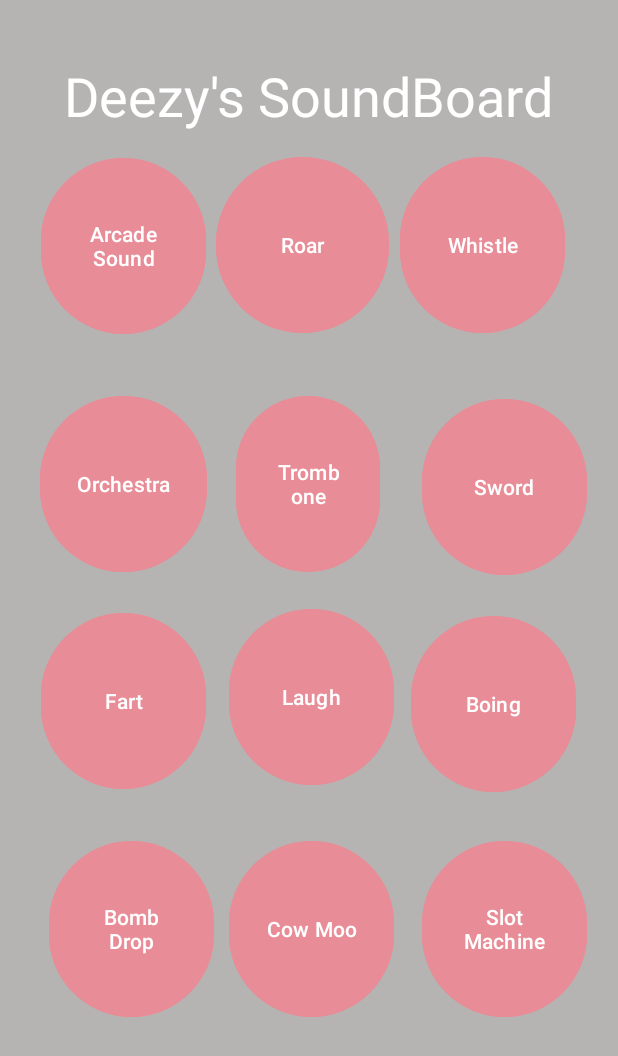
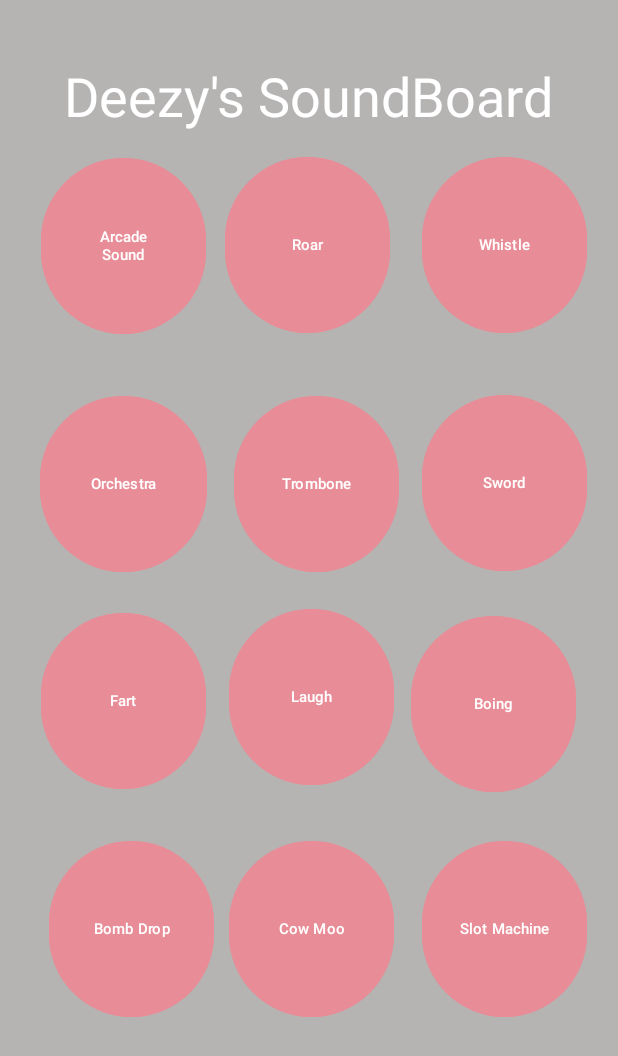
Before and after one commit to ryantburke/PolytechnicSoundboard, an Android app: the SoundboardDeezy screen opened directly, with no data from a screen before it, on a phone screen of 412 x 824 dp. Shown: the top 1056 px of the screen. Run offline under Robolectric (Android 15) with nearby library versions, the phone set to English and light mode, and no system bars.

Commit message:
Fixed the buttons

```diff
--- a/app/src/main/res/layout/soundboard_deezy.xml
+++ b/app/src/main/res/layout/soundboard_deezy.xml
@@ -20,29 +20,31 @@
 
     <Button
         android:id="@+id/btn_roar"
-        android:layout_width="115dp"
+        android:layout_width="110dp"
         android:layout_height="125dp"
         android:backgroundTint="@color/deezy_bg_btns"
         android:text="Roar"
         android:textColor="@color/deezy_txt_btns"
+        android:textSize="10sp"
         app:layout_constraintBottom_toTopOf="@+id/guideline2"
         app:layout_constraintEnd_toStartOf="@+id/guideline8"
-        app:layout_constraintHorizontal_bias="0.0"
+        app:layout_constraintHorizontal_bias="0.461"
         app:layout_constraintStart_toStartOf="@+id/guideline7"
         app:layout_constraintTop_toTopOf="@+id/guideline3"
         app:layout_constraintVertical_bias="0.484" />
 
     <Button
         android:id="@+id/btn_trombone"
-        android:layout_width="96dp"
+        android:layout_width="110dp"
         android:layout_height="125dp"
         android:layout_marginStart="12dp"
         android:backgroundTint="@color/deezy_bg_btns"
         android:text="Trombone"
         android:textColor="@color/deezy_txt_btns"
+        android:textSize="10sp"
         app:layout_constraintBottom_toTopOf="@+id/guideline4"
         app:layout_constraintEnd_toStartOf="@+id/guideline8"
-        app:layout_constraintHorizontal_bias="0.071"
+        app:layout_constraintHorizontal_bias="0.0"
         app:layout_constraintStart_toStartOf="@+id/guideline7"
         app:layout_constraintTop_toTopOf="@+id/guideline2" />
 
@@ -52,6 +54,7 @@
         android:layout_height="125dp"
         android:backgroundTint="@color/deezy_bg_btns"
         android:text="Laugh"
+        android:textSize="10sp"
         android:textColor="@color/deezy_txt_btns"
         app:layout_constraintBottom_toTopOf="@+id/guideline5"
         app:layout_constraintEnd_toStartOf="@+id/guideline8"
@@ -68,12 +71,13 @@
         android:backgroundTint="@color/deezy_bg_btns"
         android:text="Sword"
         android:textColor="@color/deezy_txt_btns"
+        android:textSize="10sp"
         app:layout_constraintBottom_toTopOf="@+id/guideline4"
         app:layout_constraintEnd_toStartOf="@+id/guideline9"
         app:layout_constraintHorizontal_bias="1.0"
         app:layout_constraintStart_toStartOf="@+id/guideline8"
         app:layout_constraintTop_toTopOf="@+id/guideline2"
-         />
+        app:layout_constraintVertical_bias="0.433" />
 
     <Button
         android:id="@+id/btn_boing"
@@ -82,6 +86,7 @@
         android:layout_marginTop="4dp"
         android:backgroundTint="@color/deezy_bg_btns"
         android:text="Boing"
+        android:textSize="10sp"
         android:textColor="@color/deezy_txt_btns"
         app:layout_constraintBottom_toTopOf="@+id/guideline5"
         app:layout_constraintEnd_toStartOf="@+id/guideline9"
@@ -94,6 +99,7 @@
         android:layout_height="125dp"
         android:backgroundTint="@color/deezy_bg_btns"
         android:text="Arcade Sound"
+        android:textSize="10sp"
         android:textColor="@color/deezy_txt_btns"
         app:layout_constraintBottom_toTopOf="@+id/guideline2"
         app:layout_constraintEnd_toStartOf="@+id/guideline7"
@@ -107,6 +113,7 @@
         android:layout_marginStart="12dp"
         android:backgroundTint="@color/deezy_bg_btns"
         android:text="Bomb Drop"
+        android:textSize="10sp"
         android:textColor="@color/deezy_txt_btns"
         app:layout_constraintBottom_toTopOf="@+id/guideline10"
         app:layout_constraintEnd_toStartOf="@+id/guideline7"
@@ -121,6 +128,7 @@
         android:layout_height="125dp"
         android:backgroundTint="@color/deezy_bg_btns"
         android:text="Cow Moo"
+        android:textSize="10sp"
         android:textColor="@color/deezy_txt_btns"
         app:layout_constraintBottom_toTopOf="@+id/guideline10"
         app:layout_constraintEnd_toStartOf="@+id/guideline8"
@@ -135,6 +143,7 @@
         android:layout_height="125dp"
         android:backgroundTint="@color/deezy_bg_btns"
         android:text="Slot Machine"
+        android:textSize="10sp"
         android:textColor="@color/deezy_txt_btns"
         app:layout_constraintBottom_toTopOf="@+id/guideline10"
         app:layout_constraintEnd_toStartOf="@+id/guideline9"
@@ -149,6 +158,7 @@
         android:layout_height="125dp"
         android:backgroundTint="@color/deezy_bg_btns"
         android:text="Orchestra"
+        android:textSize="10sp"
         android:textColor="@color/deezy_txt_btns"
         app:layout_constraintBottom_toTopOf="@+id/guideline4"
         app:layout_constraintEnd_toStartOf="@+id/guideline7"
@@ -161,6 +171,7 @@
         android:layout_height="125dp"
         android:backgroundTint="@color/deezy_bg_btns"
         android:text="Fart"
+        android:textSize="10sp"
         android:textColor="@color/deezy_txt_btns"
         app:layout_constraintBottom_toTopOf="@+id/guideline5"
         app:layout_constraintEnd_toStartOf="@+id/guideline7"
@@ -244,9 +255,10 @@
         android:backgroundTint="@color/deezy_bg_btns"
         android:text="Whistle"
         android:textColor="@color/deezy_txt_btns"
+        android:textSize="10sp"
         app:layout_constraintBottom_toTopOf="@+id/guideline2"
         app:layout_constraintEnd_toStartOf="@+id/guideline9"
-        app:layout_constraintHorizontal_bias="0.0"
+        app:layout_constraintHorizontal_bias="1.0"
         app:layout_constraintStart_toStartOf="@+id/guideline8"
         app:layout_constraintTop_toTopOf="@+id/guideline3"
         app:layout_constraintVertical_bias="0.484" />
```
